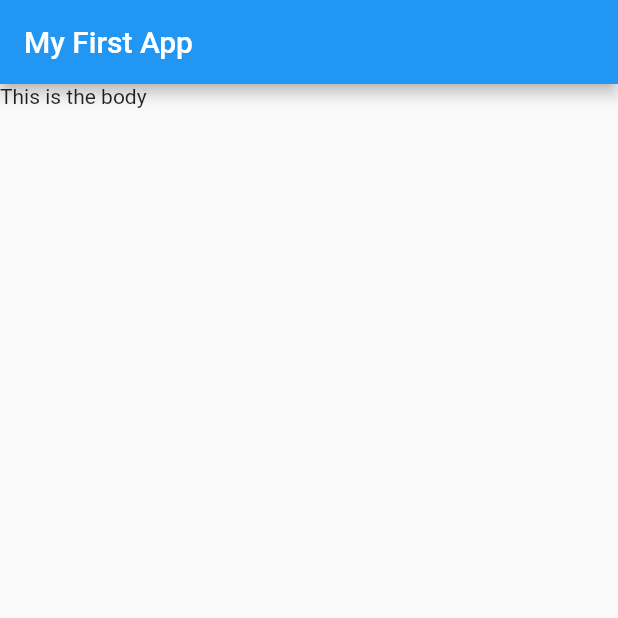
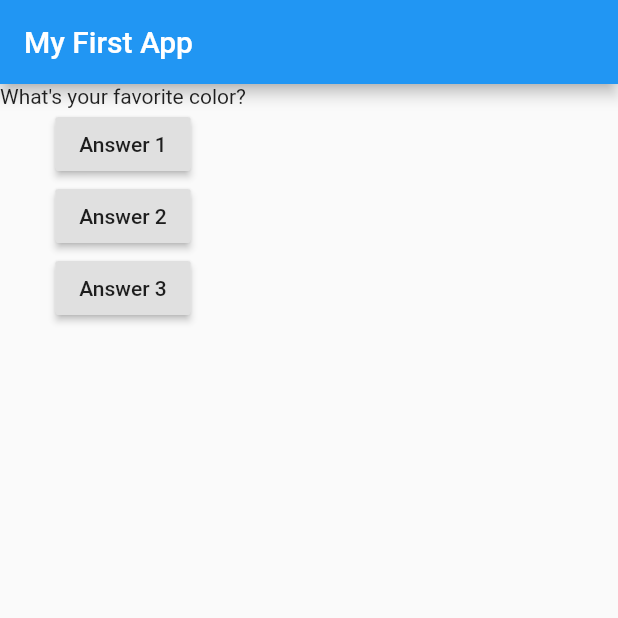
Before and after one commit to NoeBerdoz/quizz_udemy_flutter, a Flutter app: the screen it shows after launch, on a phone screen of 412 x 824 dp, the top half of it. Run offline on Flutter 3.47's test engine with Material 2 defaults, Android fonts, the phone set to English and light mode, and no system bars.

Commit message:
Created buttons and Question class in question.dart

```diff
--- a/lib/main.dart
+++ b/lib/main.dart
@@ -1,18 +1,58 @@
-
 import 'package:flutter/cupertino.dart';
 import 'package:flutter/material.dart';
+import 'question.dart';
 
 void main() {
   runApp(MyApp());
 }
 
-class MyApp extends StatelessWidget {
+class MyApp extends StatefulWidget {
+  @override
+  State<StatefulWidget> createState() {
+    return _MyAppState();
+  }
+}
+
+class _MyAppState extends State<MyApp> {
+  var _questionIndex = 0;
+
+  void _answerQuestion() {
+    setState(() {
+      _questionIndex = _questionIndex + 1;
+    });
+
+    print(_questionIndex);
+  }
+
+  @override
   Widget build(BuildContext context) {
+    var questions = [
+      'What\'s your favorite color?',
+      'What\'s your favorite animal?',
+    ];
     return MaterialApp(
       home: Scaffold(
       appBar: AppBar(title: Text('My First App'),
       ),
-      body: Text("This is the body"),
+      body: Column(
+        children: [
+          Question(
+              questions[_questionIndex]
+          ),
+          RaisedButton(
+              child: Text('Answer 1'),
+              onPressed: _answerQuestion
+          ),
+          RaisedButton(
+              child: Text('Answer 2'),
+              onPressed: () => _answerQuestion()
+          ),
+          RaisedButton(
+              child: Text('Answer 3'),
+              onPressed: _answerQuestion
+          ),
+        ],
+      ),
     ),
     );
   }
--- /dev/null
+++ b/lib/question.dart
@@ -0,0 +1,13 @@
+import 'package:flutter/material.dart';
+
+class Question extends StatelessWidget {
+  String questionText;
+
+  // Constructor
+  Question(this.questionText);
+
+  @override
+  Widget build(BuildContext context) {
+    return Text(questionText);
+  }
+}
```
